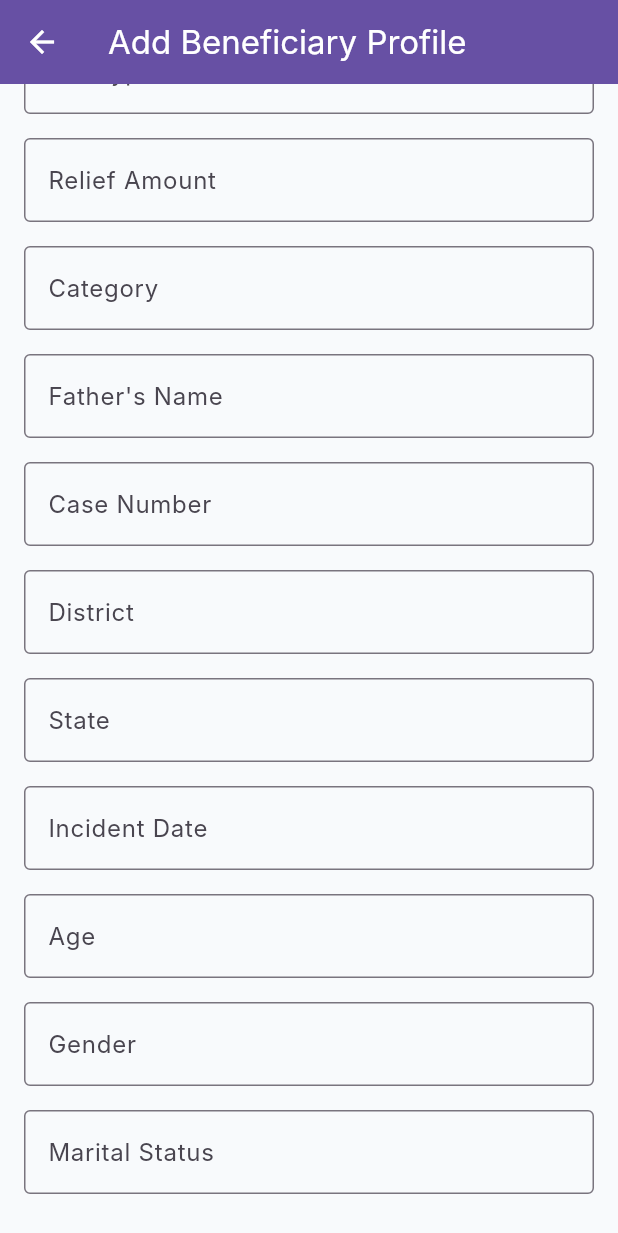
After one commit to Anish-2005/Nyantra, a Flutter app: the BeneficiaryFormPage screen opened directly, scrolled down 524 dp, after a tap on "Create Beneficiary Profile", on a phone screen of 412 x 824 dp. The commit adds this screen. Shown: the top 1233 px of the screen. Run offline on Flutter 3.47's test engine with Material 3 defaults, Android fonts, the phone set to English and light mode, and no system bars; our stand-ins replace cloud_firestore, firebase_auth, firebase_core, flutter_animate, shared_preferences; accounts and stored records are empty; Roboto replaces fonts that are missing (Inter).

Commit message:
benf page mobile fix

```diff
--- /dev/null
+++ b/Nyantra-Mobile/lib/src/features/dashboard/screens/beneficiary_form_page.dart
@@ -0,0 +1,330 @@
+import 'package:flutter/material.dart';
+import '../../../core/models/beneficiary_model.dart';
+import '../../../core/services/data_service.dart';
+import 'package:firebase_auth/firebase_auth.dart';
+
+class BeneficiaryFormPage extends StatefulWidget {
+  const BeneficiaryFormPage({super.key});
+
+  @override
+  State<BeneficiaryFormPage> createState() => _BeneficiaryFormPageState();
+}
+
+class _BeneficiaryFormPageState extends State<BeneficiaryFormPage> {
+  final _formKey = GlobalKey<FormState>();
+  late TextEditingController _nameCtrl;
+  late TextEditingController _aadhaarCtrl;
+  late TextEditingController _bankCtrl;
+  late TextEditingController _phoneCtrl;
+  late TextEditingController _addressCtrl;
+  late TextEditingController _actTypeCtrl;
+  late TextEditingController _reliefAmountCtrl;
+  late TextEditingController _categoryCtrl;
+  late TextEditingController _fatherNameCtrl;
+  late TextEditingController _caseNumberCtrl;
+  late TextEditingController _districtCtrl;
+  late TextEditingController _stateCtrl;
+  late TextEditingController _incidentDateCtrl;
+  late TextEditingController _ageCtrl;
+  late TextEditingController _genderCtrl;
+  late TextEditingController _maritalStatusCtrl;
+  late TextEditingController _ifscCtrl;
+  bool _saving = false;
+
+  @override
+  void initState() {
+    super.initState();
+    _nameCtrl = TextEditingController();
+    _aadhaarCtrl = TextEditingController();
+    _bankCtrl = TextEditingController();
+    _phoneCtrl = TextEditingController();
+    _addressCtrl = TextEditingController();
+    _actTypeCtrl = TextEditingController();
+    _reliefAmountCtrl = TextEditingController();
+    _categoryCtrl = TextEditingController();
+    _fatherNameCtrl = TextEditingController();
+    _caseNumberCtrl = TextEditingController();
+    _districtCtrl = TextEditingController();
+    _stateCtrl = TextEditingController();
+    _incidentDateCtrl = TextEditingController();
+    _ageCtrl = TextEditingController();
+    _genderCtrl = TextEditingController();
+    _maritalStatusCtrl = TextEditingController();
+    _ifscCtrl = TextEditingController();
+  }
+
+  @override
+  void dispose() {
+    _nameCtrl.dispose();
+    _aadhaarCtrl.dispose();
+    _bankCtrl.dispose();
+    _phoneCtrl.dispose();
+    _addressCtrl.dispose();
+    _actTypeCtrl.dispose();
+    _reliefAmountCtrl.dispose();
+    _categoryCtrl.dispose();
+    _fatherNameCtrl.dispose();
+    _caseNumberCtrl.dispose();
+    _districtCtrl.dispose();
+    _stateCtrl.dispose();
+    _incidentDateCtrl.dispose();
+    _ageCtrl.dispose();
+    _genderCtrl.dispose();
+    _maritalStatusCtrl.dispose();
+    _ifscCtrl.dispose();
+    super.dispose();
+  }
+
+  Future<void> _saveBeneficiary() async {
+    if (!_formKey.currentState!.validate()) return;
+
+    setState(() => _saving = true);
+
+    try {
+      final user = FirebaseAuth.instance.currentUser;
+      if (user == null) {
+        throw Exception('User not authenticated');
+      }
+
+      final beneficiary = BeneficiaryModel(
+        id: '',
+        name: _nameCtrl.text.trim(),
+        aadhaar: _aadhaarCtrl.text.trim(),
+        bankAccount: _bankCtrl.text.trim(),
+        phone: _phoneCtrl.text.trim(),
+        address: _addressCtrl.text.trim(),
+        actType: _actTypeCtrl.text.trim(),
+        reliefAmount: double.tryParse(_reliefAmountCtrl.text.trim()),
+        category: _categoryCtrl.text.trim(),
+        fatherName: _fatherNameCtrl.text.trim(),
+        caseNumber: _caseNumberCtrl.text.trim(),
+        district: _districtCtrl.text.trim(),
+        state: _stateCtrl.text.trim(),
+        incidentDate: _incidentDateCtrl.text.trim(),
+        age: int.tryParse(_ageCtrl.text.trim()),
+        gender: _genderCtrl.text.trim(),
+        maritalStatus: _maritalStatusCtrl.text.trim(),
+        ifsc: _ifscCtrl.text.trim(),
+        ownerId: user.uid,
+        createdAt: DateTime.now(),
+        updatedAt: DateTime.now(),
+      );
+
+      await DataService.createBeneficiary(beneficiary);
+
+      if (mounted) {
+        ScaffoldMessenger.of(context).showSnackBar(
+          const SnackBar(
+            content: Text('Beneficiary profile created successfully'),
+          ),
+        );
+        Navigator.of(context).pop();
+      }
+    } catch (e) {
+      if (mounted) {
+        ScaffoldMessenger.of(context).showSnackBar(
+          SnackBar(content: Text('Error creating beneficiary: $e')),
+        );
+      }
+    } finally {
+      if (mounted) {
+        setState(() => _saving = false);
+      }
+    }
+  }
+
+  @override
+  Widget build(BuildContext context) {
+    final theme = Theme.of(context);
+
+    return Scaffold(
+      appBar: AppBar(
+        title: const Text('Add Beneficiary Profile'),
+        backgroundColor: theme.colorScheme.primary,
+        foregroundColor: theme.colorScheme.onPrimary,
+      ),
+      body: Form(
+        key: _formKey,
+        child: ListView(
+          padding: const EdgeInsets.all(16),
+          children: [
+            TextFormField(
+              controller: _nameCtrl,
+              decoration: const InputDecoration(
+                labelText: 'Full Name',
+                border: OutlineInputBorder(),
+              ),
+              validator: (value) {
+                if (value?.isEmpty ?? true) return 'Name is required';
+                return null;
+              },
+            ),
+            const SizedBox(height: 16),
+            TextFormField(
+              controller: _aadhaarCtrl,
+              decoration: const InputDecoration(
+                labelText: 'Aadhaar Number',
+                border: OutlineInputBorder(),
+              ),
+              validator: (value) {
+                if (value?.isEmpty ?? true) return 'Aadhaar is required';
+                if (value!.length != 12) return 'Aadhaar must be 12 digits';
+                return null;
+              },
+            ),
+            const SizedBox(height: 16),
+            TextFormField(
+              controller: _phoneCtrl,
+              decoration: const InputDecoration(
+                labelText: 'Phone Number',
+                border: OutlineInputBorder(),
+              ),
+              validator: (value) {
+                if (value?.isEmpty ?? true) return 'Phone is required';
+                return null;
+              },
+            ),
+            const SizedBox(height: 16),
+            TextFormField(
+              controller: _addressCtrl,
+              decoration: const InputDecoration(
+                labelText: 'Address',
+                border: OutlineInputBorder(),
+              ),
+              validator: (value) {
+                if (value?.isEmpty ?? true) return 'Address is required';
+                return null;
+              },
+            ),
+            const SizedBox(height: 16),
+            TextFormField(
+              controller: _bankCtrl,
+              decoration: const InputDecoration(
+                labelText: 'Bank Account Number',
+                border: OutlineInputBorder(),
+              ),
+              validator: (value) {
+                if (value?.isEmpty ?? true) return 'Bank account is required';
+                return null;
+              },
+            ),
+            const SizedBox(height: 16),
+            TextFormField(
+              controller: _ifscCtrl,
+              decoration: const InputDecoration(
+                labelText: 'IFSC Code',
+                border: OutlineInputBorder(),
+              ),
+              validator: (value) {
+                if (value?.isEmpty ?? true) return 'IFSC code is required';
+                return null;
+              },
+            ),
+            const SizedBox(height: 16),
+            TextFormField(
+              controller: _actTypeCtrl,
+              decoration: const InputDecoration(
+                labelText: 'Act Type',
+                border: OutlineInputBorder(),
+              ),
+            ),
+            const SizedBox(height: 16),
+            TextFormField(
+              controller: _reliefAmountCtrl,
+              decoration: const InputDecoration(
+                labelText: 'Relief Amount',
+                border: OutlineInputBorder(),
+              ),
+              keyboardType: TextInputType.number,
+            ),
+            const SizedBox(height: 16),
+            TextFormField(
+              controller: _categoryCtrl,
+              decoration: const InputDecoration(
+                labelText: 'Category',
+                border: OutlineInputBorder(),
+              ),
+            ),
+            const SizedBox(height: 16),
+            TextFormField(
+              controller: _fatherNameCtrl,
+              decoration: const InputDecoration(
+                labelText: 'Father\'s Name',
+                border: OutlineInputBorder(),
+              ),
+            ),
+            const SizedBox(height: 16),
+            TextFormField(
+              controller: _caseNumberCtrl,
+              decoration: const InputDecoration(
+                labelText: 'Case Number',
+                border: OutlineInputBorder(),
+              ),
+            ),
+            const SizedBox(height: 16),
+            TextFormField(
+              controller: _districtCtrl,
+              decoration: const InputDecoration(
+                labelText: 'District',
+                border: OutlineInputBorder(),
+              ),
+            ),
+            const SizedBox(height: 16),
+            TextFormField(
+              controller: _stateCtrl,
+              decoration: const InputDecoration(
+                labelText: 'State',
+                border: OutlineInputBorder(),
+              ),
+            ),
+            const SizedBox(height: 16),
+            TextFormField(
+              controller: _incidentDateCtrl,
+              decoration: const InputDecoration(
+                labelText: 'Incident Date',
+                border: OutlineInputBorder(),
+              ),
+            ),
+            const SizedBox(height: 16),
+            TextFormField(
+              controller: _ageCtrl,
+              decoration: const InputDecoration(
+                labelText: 'Age',
+                border: OutlineInputBorder(),
+              ),
+              keyboardType: TextInputType.number,
+            ),
+            const SizedBox(height: 16),
+            TextFormField(
+              controller: _genderCtrl,
+              decoration: const InputDecoration(
+                labelText: 'Gender',
+                border: OutlineInputBorder(),
+              ),
+            ),
+            const SizedBox(height: 16),
+            TextFormField(
+              controller: _maritalStatusCtrl,
+              decoration: const InputDecoration(
+                labelText: 'Marital Status',
+                border: OutlineInputBorder(),
+              ),
+            ),
+            const SizedBox(height: 32),
+            ElevatedButton(
+              onPressed: _saving ? null : _saveBeneficiary,
+              style: ElevatedButton.styleFrom(
+                padding: const EdgeInsets.symmetric(vertical: 16),
+                backgroundColor: theme.colorScheme.primary,
+                foregroundColor: theme.colorScheme.onPrimary,
+              ),
+              child: _saving
+                  ? const CircularProgressIndicator()
+                  : const Text('Create Beneficiary Profile'),
+            ),
+          ],
+        ),
+      ),
+    );
+  }
+}
--- a/Nyantra-Mobile/lib/src/features/dashboard/widgets/beneficiaries_page.dart
+++ b/Nyantra-Mobile/lib/src/features/dashboard/widgets/beneficiaries_page.dart
@@ -5,8 +5,8 @@ import '../../../core/providers/locale_provider.dart';
 import '../../../core/widgets/loading_state.dart';
 import '../../../core/services/data_service.dart';
 import '../../../core/models/beneficiary_model.dart';
-import 'package:firebase_auth/firebase_auth.dart';
 import '../screens/beneficiary_edit_page.dart';
+import '../screens/beneficiary_form_page.dart';
 
 class BeneficiariesPage extends StatefulWidget {
   const BeneficiariesPage({super.key});
@@ -249,17 +249,31 @@ class _BeneficiariesPageState extends State<BeneficiariesPage> {
                               ),
                               const SizedBox(height: 16),
                               Text(
-                                'No beneficiaries found',
+                                'No beneficiary profile found',
                                 style: theme.textTheme.headlineSmall,
                                 textAlign: TextAlign.center,
                               ),
                               const SizedBox(height: 8),
                               Text(
-                                'Beneficiary information will appear here',
+                                'Create your beneficiary profile to apply for relief',
                                 style: theme.textTheme.bodyMedium?.copyWith(
                                   color: theme.textTheme.bodySmall?.color,
                                 ),
                                 textAlign: TextAlign.center,
+                              ),
+                              const SizedBox(height: 24),
+                              ElevatedButton.icon(
+                                onPressed: _addNewBeneficiary,
+                                icon: const Icon(Icons.add),
+                                label: const Text('Add Beneficiary Profile'),
+                                style: ElevatedButton.styleFrom(
+                                  backgroundColor: theme.primaryColor,
+                                  foregroundColor: Colors.white,
+                                  padding: const EdgeInsets.symmetric(
+                                    horizontal: 24,
+                                    vertical: 12,
+                                  ),
+                                ),
                               ),
                             ],
                           ),
@@ -659,6 +673,12 @@ class _BeneficiariesPageState extends State<BeneficiariesPage> {
     );
   }
 
+  void _addNewBeneficiary() {
+    Navigator.of(context).push(
+      MaterialPageRoute(builder: (context) => const BeneficiaryFormPage()),
+    );
+  }
+
   Widget _buildDetailItem(
     BuildContext context,
     IconData icon,
```
